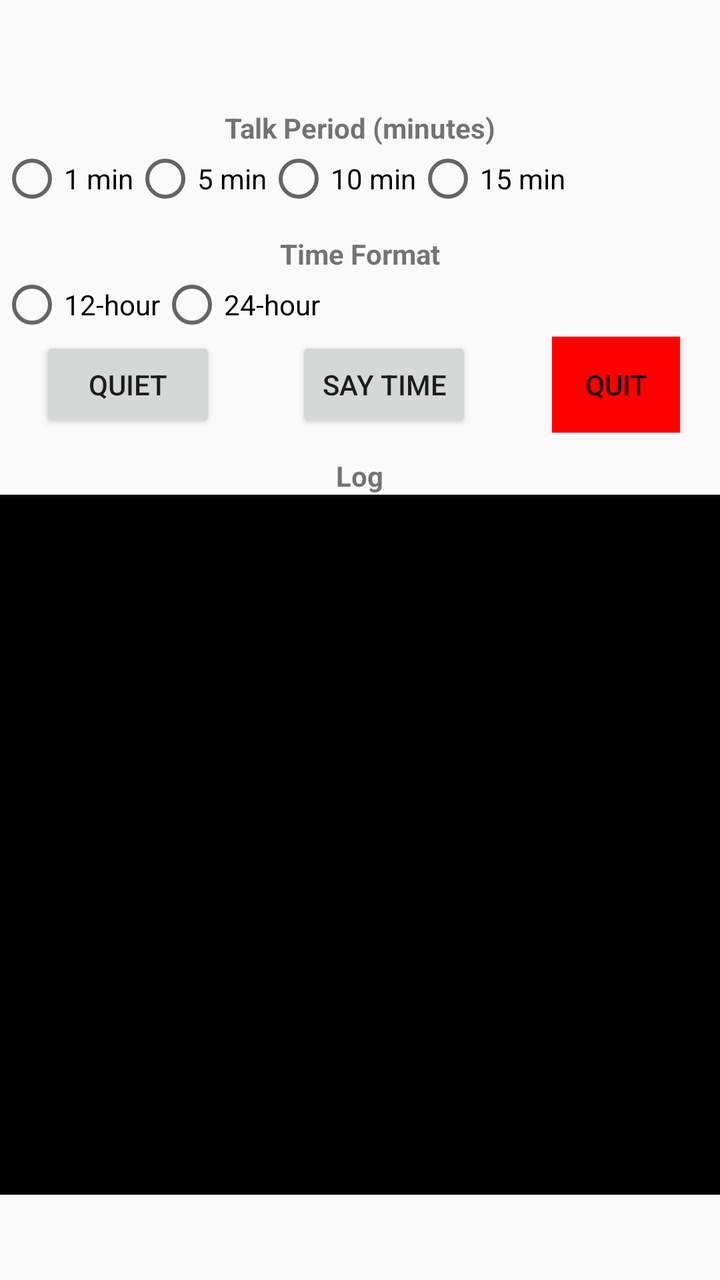
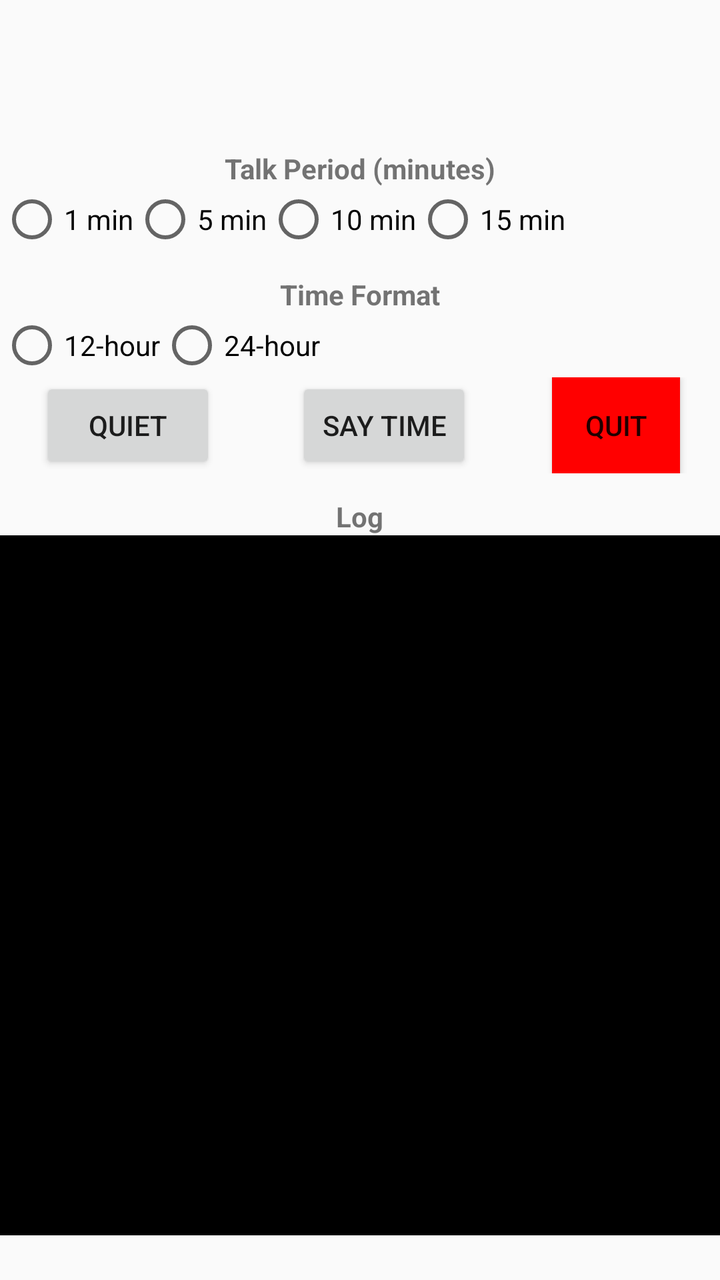

An Android layout rendered at two revisions. The XML below is the earlier revision; the diff shows what the commit changed to produce the second picture.
<!-- AndroidManifest.xml: application theme Theme.TalkingClock -->
<!-- res/layout/activity_main.xml -->
<?xml version="1.0" encoding="utf-8"?>
<LinearLayout xmlns:android="http://schemas.android.com/apk/res/android"
    android:layout_width="match_parent"
    android:layout_height="match_parent"
    android:gravity="center"
    android:orientation="vertical">

    
    <TextView
        android:layout_width="wrap_content"
        android:layout_height="wrap_content"
        android:text="@string/talk_period"
        android:textStyle="bold"
        android:paddingTop="12dp" />
    <RadioGroup
        android:id="@+id/periodGroup"
        android:layout_width="match_parent"
        android:layout_height="wrap_content"
        android:orientation="horizontal">
        <RadioButton
            android:id="@+id/period1"
            android:layout_width="wrap_content"
            android:layout_height="wrap_content"
            android:text="@string/_1_minute" />
        <RadioButton
            android:id="@+id/period5"
            android:layout_width="wrap_content"
            android:layout_height="wrap_content"
            android:text="@string/_5_minutes" />
        <RadioButton
            android:id="@+id/period10"
            android:layout_width="wrap_content"
            android:layout_height="wrap_content"
            android:text="@string/_10_minutes" />
        <RadioButton
            android:id="@+id/period15"
            android:layout_width="wrap_content"
            android:layout_height="wrap_content"
            android:text="@string/_15_minutes" />
    </RadioGroup>

    
    <TextView
        android:layout_width="wrap_content"
        android:layout_height="wrap_content"
        android:text="@string/time_format"
        android:textStyle="bold"
        android:paddingTop="12dp" />
    <RadioGroup
        android:id="@+id/timeFormatGroup"
        android:layout_width="match_parent"
        android:layout_height="wrap_content"
        android:orientation="horizontal">
        <RadioButton
            android:id="@+id/time12"
            android:layout_width="wrap_content"
            android:layout_height="wrap_content"
            android:text="@string/_12_hour" />
        <RadioButton
            android:id="@+id/time24"
            android:layout_width="wrap_content"
            android:layout_height="wrap_content"
            android:text="@string/_24_hour" />
    </RadioGroup>
    <LinearLayout
        android:layout_width="match_parent"
        android:layout_height="wrap_content"
        android:orientation="horizontal"
        android:gravity="center_horizontal">
        <Button
            android:id="@+id/btnQuiet"
            android:layout_width="wrap_content"
            android:layout_height="wrap_content"
            android:layout_marginHorizontal="20dp"
            android:text="@string/quiet" />
        <Button
            android:id="@+id/btnSayTime"
            android:layout_width="wrap_content"
            android:layout_height="wrap_content"
            android:layout_marginHorizontal="20dp"
            android:text="@string/say_time" />
        <Button
            android:id="@+id/btnQuit"
            android:layout_width="wrap_content"
            android:layout_height="wrap_content"
            android:layout_marginHorizontal="20dp"
            android:background="#FF0000"
            android:text="@string/quit" />
    </LinearLayout>
    <TextView
        android:layout_width="wrap_content"
        android:layout_height="wrap_content"
        android:text="@string/log"
        android:textStyle="bold"
        android:paddingTop="12dp" />
    <ScrollView
        android:id="@+id/logScrollView"
        android:layout_width="match_parent"
        android:layout_height="350dp"
        android:fillViewport="true">
        <TextView
            android:id="@+id/logView"
            android:layout_width="match_parent"
            android:layout_height="wrap_content"
            android:textSize="11sp"
            android:padding="8dp"
            android:textColor="#FFFFFF"
            android:background="#000000"
            android:textIsSelectable="false"
            android:scrollbars="vertical" />
    </ScrollView>
</LinearLayout>
<!-- resources referenced by this layout -->
<resources>
  <string name="_10_minutes">10 min</string>
  <string name="_12_hour">12-hour</string>
  <string name="_15_minutes">15 min</string>
  <string name="_1_minute">1 min</string>
  <string name="_24_hour">24-hour</string>
  <string name="_5_minutes">5 min</string>
  <string name="log">Log</string>
  <string name="quiet">Quiet</string>
  <string name="quit">Quit</string>
  <string name="say_time">Say Time</string>
  <string name="talk_period">Talk Period (minutes)</string>
  <string name="time_format">Time Format</string>
  <style name="Theme.TalkingClock" parent="Base.Theme.TalkingClock" />
  <style name="Base.Theme.TalkingClock" parent="Theme.AppCompat.Light.NoActionBar" />
</resources>

<!-- the commit's change to res/layout/activity_main.xml (unified diff, before → after) -->
@@ -5,6 +5,14 @@
     android:gravity="center"
     android:orientation="vertical">
 
+    
+    <TextView
+        android:id="@+id/txtAppVersion"
+        android:layout_width="wrap_content"
+        android:layout_height="wrap_content"
+        android:padding="8dp"
+        android:textSize="18sp"
+        android:textStyle="bold" />
     
     <TextView
         android:layout_width="wrap_content"
